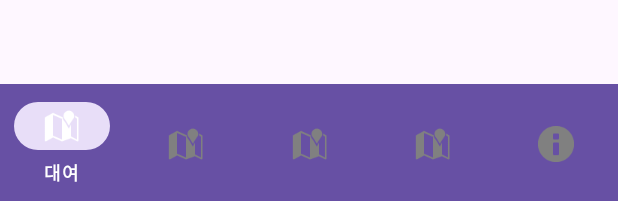
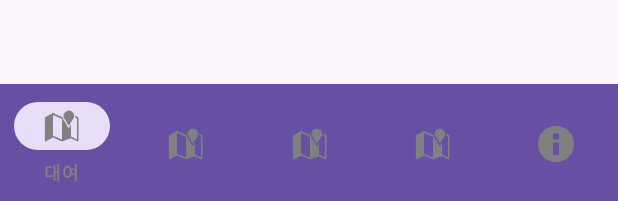
Before and after one commit to ssundori/Gong_Uniform, an Android app: the layout activity_main.xml on its own in the app's theme, with its tools: preview values and no code run, on a phone screen of 412 x 824 dp. Shown: the part 1032-1233 px from the top of the screen. Run offline under Robolectric (Android 15) with nearby library versions, the phone set to English and light mode, and no system bars.

Commit message:
깃허브 연동 테스트용

```diff
--- a/app/src/main/res/drawable/item_color.xml
+++ b/app/src/main/res/drawable/item_color.xml
@@ -1,5 +1,5 @@
 <?xml version="1.0" encoding="utf-8"?>
 <selector xmlns:android="http://schemas.android.com/apk/res/android">
-    <item android:color="#FFFFFF" android:state_checked="true" /> <!-- 선택된 아이템 색상 -->
+    <item android:color="#808080" android:state_checked="true" /> <!-- 선택된 아이템 색상 -->
     <item android:color="#808080" /> <!-- 선택되지 않은 아이템 색상 -->
 </selector>
```
